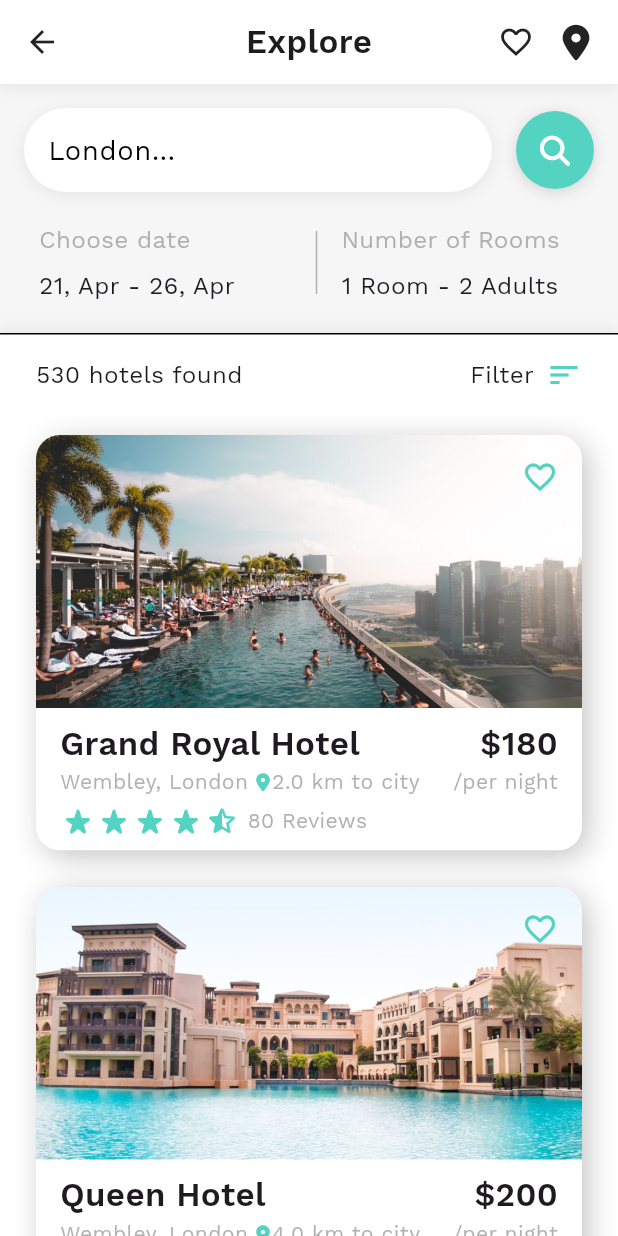
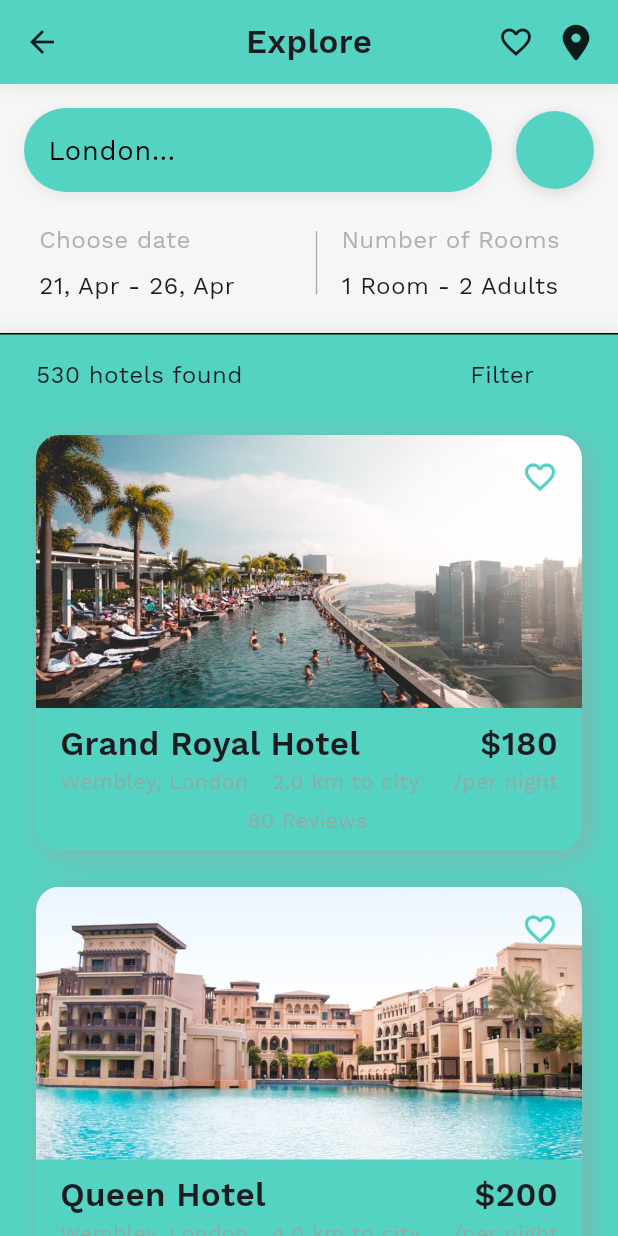
Before and after one commit to leonsk27/reciclaje-app, a Flutter app: the HotelHomeScreen screen opened directly, on a phone screen of 412 x 824 dp. Run offline on Flutter 3.47's test engine with Material 3 defaults, Android fonts, the phone set to English and light mode, and no system bars; drawn by our look-alikes of flutter_rating_bar; our stand-ins replace camera, cloud_firestore, firebase_auth, firebase_core, firebase_storage, font_awesome_flutter and 5 more; accounts and stored records are empty.

Commit message:
actualizando dependencias

```diff
--- a/lib/hotel_booking/calendar_popup_view.dart
+++ b/lib/hotel_booking/calendar_popup_view.dart
@@ -80,7 +80,7 @@ class _CalendarPopupViewState extends State<CalendarPopupView>
                     padding: const EdgeInsets.all(24.0),
                     child: Container(
                       decoration: BoxDecoration(
-                        color: HotelAppTheme.buildLightTheme().backgroundColor,
+                        color: HotelAppTheme.buildLightTheme().primaryColor,
                         borderRadius:
                             const BorderRadius.all(Radius.circular(24.0)),
                         boxShadow: <BoxShadow>[
@@ -214,7 +214,8 @@ class _CalendarPopupViewState extends State<CalendarPopupView>
                                         // animationController.reverse().then((f) {
 
                                         // });
-                                        widget.onApplyClick!(startDate!, endDate!);
+                                        widget.onApplyClick!(
+                                            startDate!, endDate!);
                                         Navigator.pop(context);
                                       } catch (_) {}
                                     },
--- a/lib/hotel_booking/filters_screen.dart
+++ b/lib/hotel_booking/filters_screen.dart
@@ -22,7 +22,7 @@ class _FiltersScreenState extends State<FiltersScreen> {
   @override
   Widget build(BuildContext context) {
     return Container(
-      color: HotelAppTheme.buildLightTheme().backgroundColor,
+      color: HotelAppTheme.buildLightTheme().primaryColor,
       child: Scaffold(
         backgroundColor: Colors.transparent,
         body: Column(
@@ -366,7 +366,7 @@ class _FiltersScreenState extends State<FiltersScreen> {
   Widget getAppBarUI() {
     return Container(
       decoration: BoxDecoration(
-        color: HotelAppTheme.buildLightTheme().backgroundColor,
+        color: HotelAppTheme.buildLightTheme().primaryColor,
         boxShadow: <BoxShadow>[
           BoxShadow(
               color: Colors.grey.withOpacity(0.2),
--- a/lib/hotel_booking/hotel_app_theme.dart
+++ b/lib/hotel_booking/hotel_app_theme.dart
@@ -5,19 +5,20 @@ class HotelAppTheme {
   static TextTheme _buildTextTheme(TextTheme base) {
     const String fontName = 'WorkSans';
     return base.copyWith(
-      headline1: base.headline1?.copyWith(fontFamily: fontName),
-      headline2: base.headline2?.copyWith(fontFamily: fontName),
-      headline3: base.headline3?.copyWith(fontFamily: fontName),
-      headline4: base.headline4?.copyWith(fontFamily: fontName),
-      headline5: base.headline5?.copyWith(fontFamily: fontName),
-      headline6: base.headline6?.copyWith(fontFamily: fontName),
-      button: base.button?.copyWith(fontFamily: fontName),
-      caption: base.caption?.copyWith(fontFamily: fontName),
-      bodyText1: base.bodyText1?.copyWith(fontFamily: fontName),
-      bodyText2: base.bodyText2?.copyWith(fontFamily: fontName),
-      subtitle1: base.subtitle1?.copyWith(fontFamily: fontName),
-      subtitle2: base.subtitle2?.copyWith(fontFamily: fontName),
-      overline: base.overline?.copyWith(fontFamily: fontName),
+      displayLarge: base.displayLarge?.copyWith(fontFamily: fontName),
+      displayMedium: base.displayMedium?.copyWith(fontFamily: fontName),
+      displaySmall: base.displaySmall?.copyWith(fontFamily: fontName),
+      headlineMedium: base.headlineMedium?.copyWith(fontFamily: fontName),
+      headlineSmall: base.headlineSmall?.copyWith(fontFamily: fontName),
+      titleLarge: base.titleLarge?.copyWith(fontFamily: fontName),
+      titleMedium: base.titleMedium?.copyWith(fontFamily: fontName),
+      titleSmall: base.titleSmall?.copyWith(fontFamily: fontName),
+      bodyLarge: base.bodyLarge?.copyWith(fontFamily: fontName),
+      bodyMedium: base.bodyMedium?.copyWith(fontFamily: fontName),
+      bodySmall: base.bodySmall?.copyWith(fontFamily: fontName),
+      labelLarge: base.labelLarge?.copyWith(fontFamily: fontName),
+      labelMedium: base.labelMedium?.copyWith(fontFamily: fontName),
+      labelSmall: base.labelSmall?.copyWith(fontFamily: fontName),
     );
   }
 
@@ -36,9 +37,9 @@ class HotelAppTheme {
       splashColor: Colors.white24,
       splashFactory: InkRipple.splashFactory,
       canvasColor: Colors.white,
-      backgroundColor: const Color(0xFFFFFFFF),
+      // color: const Color(0xFFFFFFFF),
       scaffoldBackgroundColor: const Color(0xFFF6F6F6),
-      errorColor: const Color(0xFFB00020),
+      // errorColor: const Color(0xFFB00020),
       buttonTheme: ButtonThemeData(
         colorScheme: colorScheme,
         textTheme: ButtonTextTheme.primary,
--- a/lib/hotel_booking/hotel_home_screen.dart
+++ b/lib/hotel_booking/hotel_home_screen.dart
@@ -85,8 +85,7 @@ class _HotelHomeScreenState extends State<HotelHomeScreen>
                           ];
                         },
                         body: Container(
-                          color:
-                              HotelAppTheme.buildLightTheme().backgroundColor,
+                          color: HotelAppTheme.buildLightTheme().primaryColor,
                           child: ListView.builder(
                             itemCount: hotelList.length,
                             padding: const EdgeInsets.only(top: 8),
@@ -126,7 +125,7 @@ class _HotelHomeScreenState extends State<HotelHomeScreen>
   Widget getListUI() {
     return Container(
       decoration: BoxDecoration(
-        color: HotelAppTheme.buildLightTheme().backgroundColor,
+        color: HotelAppTheme.buildLightTheme().primaryColor,
         boxShadow: <BoxShadow>[
           BoxShadow(
               color: Colors.grey.withOpacity(0.2),
@@ -329,7 +328,7 @@ class _HotelHomeScreenState extends State<HotelHomeScreen>
               padding: const EdgeInsets.only(right: 16, top: 8, bottom: 8),
               child: Container(
                 decoration: BoxDecoration(
-                  color: HotelAppTheme.buildLightTheme().backgroundColor,
+                  color: HotelAppTheme.buildLightTheme().primaryColor,
                   borderRadius: const BorderRadius.all(
                     Radius.circular(38.0),
                   ),
@@ -384,7 +383,7 @@ class _HotelHomeScreenState extends State<HotelHomeScreen>
                   padding: const EdgeInsets.all(16.0),
                   child: Icon(FontAwesomeIcons.magnifyingGlass,
                       size: 20,
-                      color: HotelAppTheme.buildLightTheme().backgroundColor),
+                      color: HotelAppTheme.buildLightTheme().primaryColor),
                 ),
               ),
             ),
@@ -404,7 +403,7 @@ class _HotelHomeScreenState extends State<HotelHomeScreen>
           child: Container(
             height: 24,
             decoration: BoxDecoration(
-              color: HotelAppTheme.buildLightTheme().backgroundColor,
+              color: HotelAppTheme.buildLightTheme().primaryColor,
               boxShadow: <BoxShadow>[
                 BoxShadow(
                     color: Colors.grey.withOpacity(0.2),
@@ -415,7 +414,7 @@ class _HotelHomeScreenState extends State<HotelHomeScreen>
           ),
         ),
         Container(
-          color: HotelAppTheme.buildLightTheme().backgroundColor,
+          color: HotelAppTheme.buildLightTheme().primaryColor,
           child: Padding(
             padding:
                 const EdgeInsets.only(left: 16, right: 16, top: 8, bottom: 4),
@@ -513,7 +512,7 @@ class _HotelHomeScreenState extends State<HotelHomeScreen>
   Widget getAppBarUI() {
     return Container(
       decoration: BoxDecoration(
-        color: HotelAppTheme.buildLightTheme().backgroundColor,
+        color: HotelAppTheme.buildLightTheme().primaryColor,
         boxShadow: <BoxShadow>[
           BoxShadow(
               color: Colors.grey.withOpacity(0.2),
--- a/lib/hotel_booking/hotel_list_view.dart
+++ b/lib/hotel_booking/hotel_list_view.dart
@@ -60,8 +60,8 @@ class HotelListView extends StatelessWidget {
                               ),
                             ),
                             Container(
-                              color: HotelAppTheme.buildLightTheme()
-                                  .backgroundColor,
+                              color:
+                                  HotelAppTheme.buildLightTheme().primaryColor,
                               child: Row(
                                 mainAxisAlignment: MainAxisAlignment.center,
                                 crossAxisAlignment: CrossAxisAlignment.start,
```
